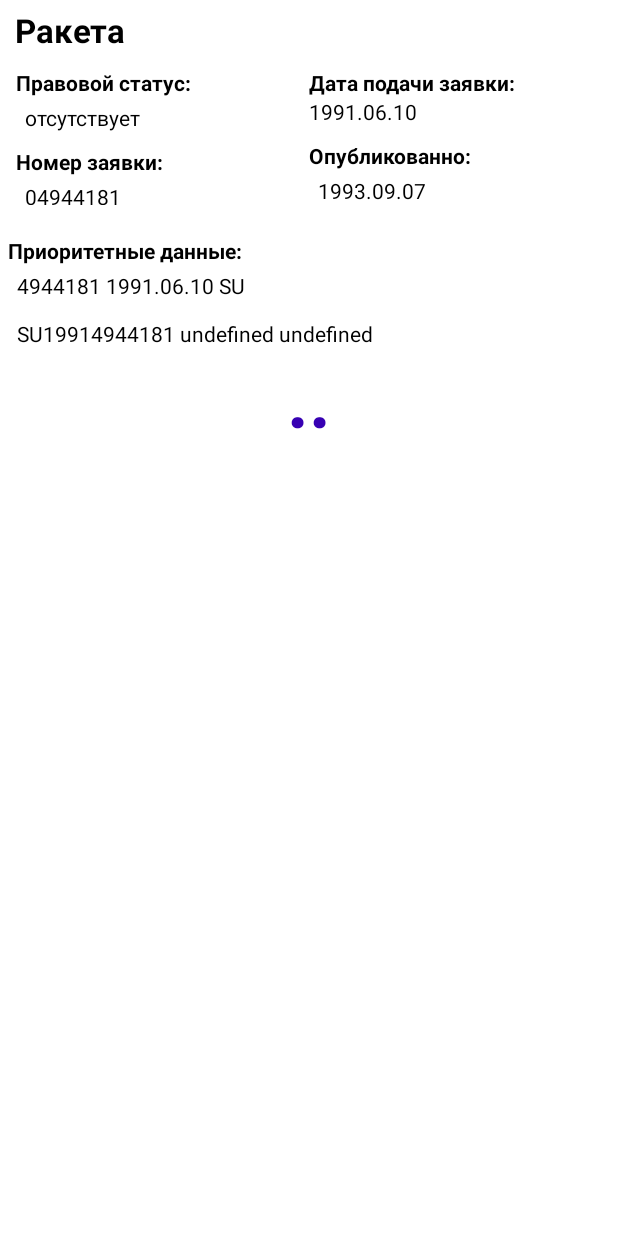
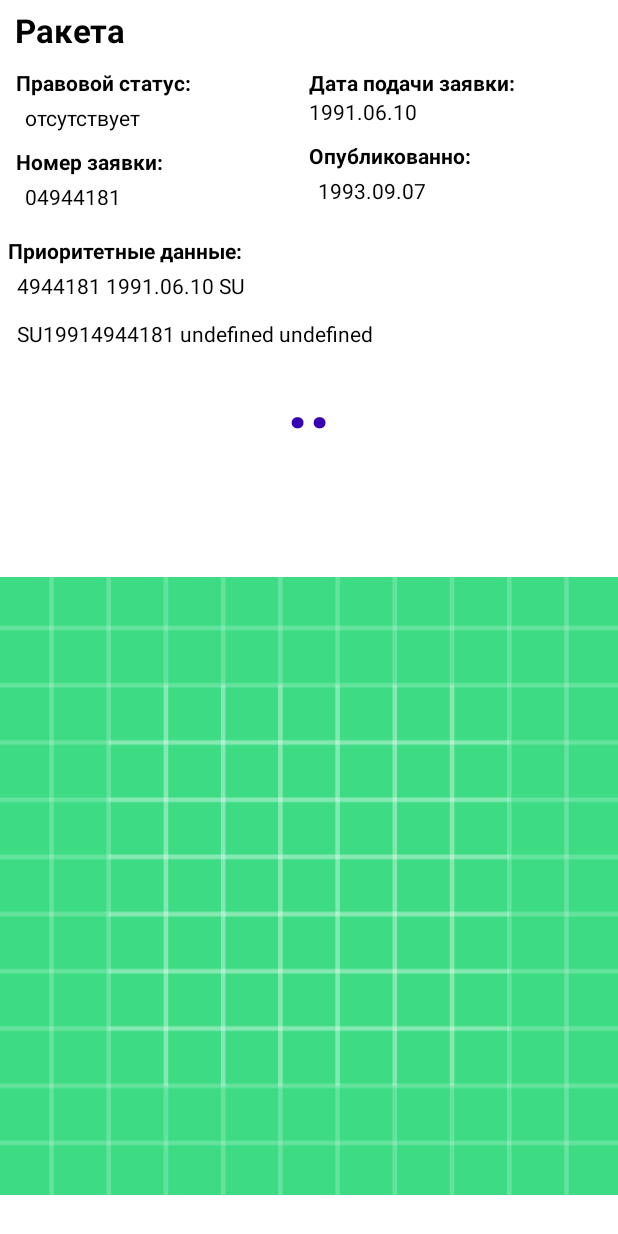
Before and after one commit to bratusev07/RequestRosPat, an Android app: the fragment ItemFragment shown on its own in the app's theme, on a phone screen of 412 x 824 dp. Run offline under Robolectric (Android 15) with nearby library versions, the phone set to English and light mode, and no system bars; pictures from the network do not load; 1 statement that could not run was skipped.

Commit message:
Добавлен слайдер картинок

```diff
--- a/app/build.gradle
+++ b/app/build.gradle
@@ -38,4 +38,5 @@ dependencies {
 
     implementation 'com.squareup.retrofit2:retrofit:2.1.0'
     implementation 'com.squareup.retrofit2:converter-gson:2.1.0'
+    implementation 'com.github.bumptech.glide:glide:4.13.2'
 }
--- a/app/src/main/java/com/example/requestrospat/ItemFragment.java
+++ b/app/src/main/java/com/example/requestrospat/ItemFragment.java
@@ -8,18 +8,29 @@ import android.view.LayoutInflater;
 import android.view.MotionEvent;
 import android.view.View;
 import android.view.ViewGroup;
+import android.widget.ImageView;
 import android.widget.ViewFlipper;
 
 import androidx.annotation.NonNull;
 import androidx.fragment.app.Fragment;
+import androidx.recyclerview.widget.LinearLayoutManager;
+import androidx.recyclerview.widget.RecyclerView;
 
+import com.bumptech.glide.Glide;
 import com.example.requestrospat.models.Hit;
+
+import java.util.Objects;
 
 public class ItemFragment extends Fragment {
 
     private static final String HIT_KEY = "hit_key";
     private Hit hit;
     private View root;
+
+    private ImageView imageView;
+
+    private int i;
+
 
     public static ItemFragment newInstance(Hit hit) {
         Bundle bundle = new Bundle();
@@ -44,6 +55,29 @@ public class ItemFragment extends Fragment {
                 flipper.showNext();
             }
         });
+
+        imageView = root.findViewById(R.id.imageView);
+
+
+
+        imageView.setOnTouchListener(new OnSwipeTouchListener(getContext()) {
+            public void onSwipeLeft() {
+                String url = "https://searchplatform.rospatent.gov.ru/" + hit.getDrawings().get(i++).getUrl();
+                Glide.with(requireContext()).load(url).into(imageView);
+
+                if (i >= hit.getDrawings().size()) i = hit.getDrawings().size() - 1;
+                if (i < 0) i = 0;
+            }
+
+            public void onSwipeRight() {
+                String url = "https://searchplatform.rospatent.gov.ru/" + hit.getDrawings().get(i--).getUrl();
+                Glide.with(requireContext()).load(url).into(imageView);
+
+                if (i >= hit.getDrawings().size()) i = hit.getDrawings().size() - 1;
+                if (i < 0) i = 0;
+            }
+        });
+
         return root;
     }
 
--- a/app/src/main/java/com/example/requestrospat/MainActivity.java
+++ b/app/src/main/java/com/example/requestrospat/MainActivity.java
@@ -128,6 +128,7 @@ public class MainActivity extends AppCompatActivity {
                         @Override
                         public void onResponse(Call<RosResponse> call, Response<RosResponse> response) {
                             listView.setAdapter(new ArrayAdapter(response.body().getHits(), getApplicationContext()));
+
                         }
 
                         @Override
--- a/app/src/main/res/layout/info_screen.xml
+++ b/app/src/main/res/layout/info_screen.xml
@@ -1,5 +1,7 @@
 <?xml version="1.0" encoding="utf-8"?>
 <LinearLayout xmlns:android="http://schemas.android.com/apk/res/android"
+    xmlns:app="http://schemas.android.com/apk/res-auto"
+    xmlns:tools="http://schemas.android.com/tools"
     android:layout_width="match_parent"
     android:layout_height="match_parent"
     android:background="@color/white"
@@ -148,6 +150,7 @@
                 android:textStyle="bold"
                 android:textSize="50sp"
                 android:textColor="@color/listItemTitleColor"/>
+
         </LinearLayout>
 
         <LinearLayout
@@ -243,4 +246,12 @@
 
         </LinearLayout>
     </ViewFlipper>
+
+    <ImageView
+        android:id="@+id/imageView"
+        android:layout_width="match_parent"
+        android:layout_height="match_parent"
+        android:layout_marginBottom="20dp"
+        app:srcCompat="@drawable/ic_launcher_background" />
+
 </LinearLayout>
```
